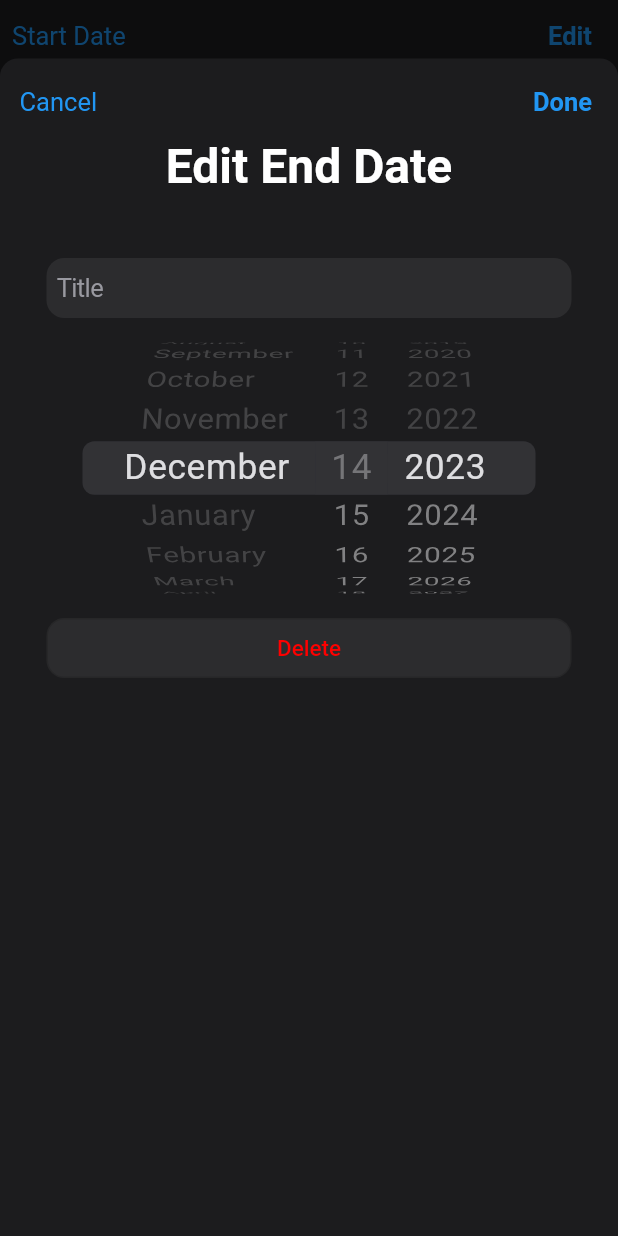
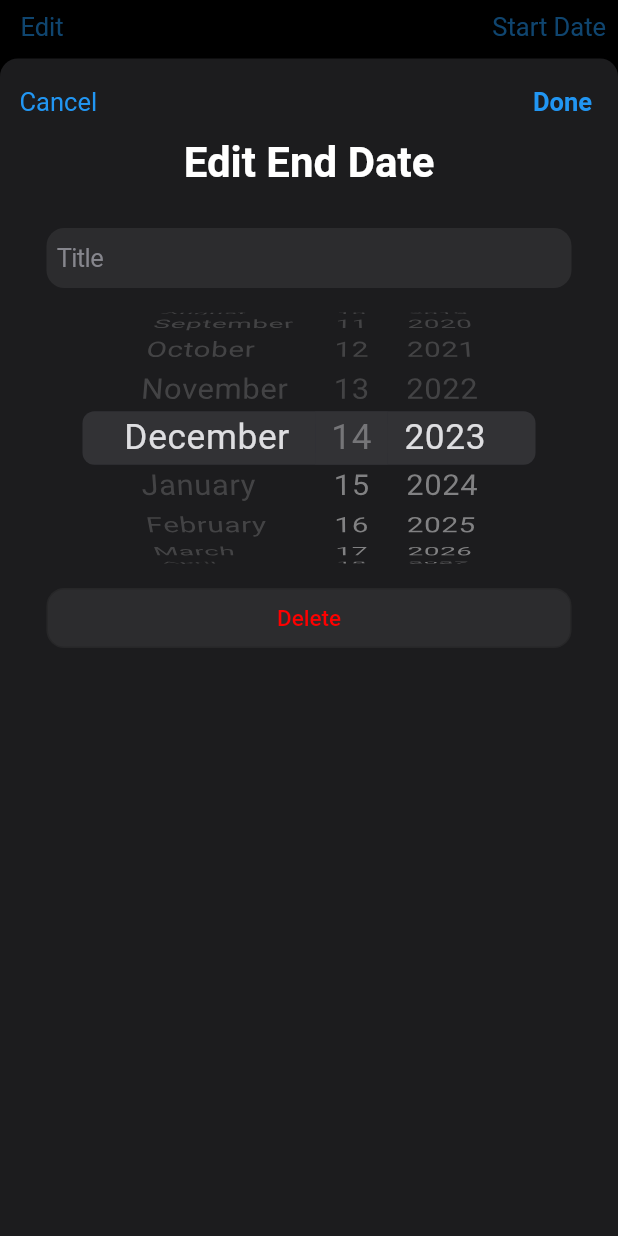
Before and after one commit to Tombiczek/Count-Days-Flutter, a Flutter app: the Timer screen opened directly with empty values, after a tap on "Edit", on a phone screen of 412 x 824 dp. Run offline on Flutter 3.47's test engine with Material 2 defaults, Android fonts, the phone set to English and light mode, and no system bars; drawn by our look-alikes of percent_indicator; our stand-ins replace shared_preferences; accounts and stored records are empty.

Commit message:
redesign strony timer

```diff
--- a/lib/alternative_units_widget.dart
+++ b/lib/alternative_units_widget.dart
@@ -22,7 +22,6 @@ class AlternativeUnitsWidget extends StatefulWidget {
 class _AlternativeUnitsWidgetState extends State<AlternativeUnitsWidget> {
   Duration remainingTime = const Duration(hours: 0);
   late Timer _timer;
-  bool isTimerFinished = false;
 
   void stopCountdown() {
     if (_timer.isActive) {
@@ -43,7 +42,6 @@ class _AlternativeUnitsWidgetState extends State<AlternativeUnitsWidget> {
         timer.cancel();
         stopCountdown();
         remainingTime = const Duration(days: -1);
-        isTimerFinished = true;
       }
     });
   }
@@ -111,12 +109,12 @@ class _AlternativeUnitsWidgetState extends State<AlternativeUnitsWidget> {
         mainAxisSize: MainAxisSize.min,
         crossAxisAlignment: CrossAxisAlignment.start,
         children: [
-          Text(
+          const Text(
             "Alternative Time Units:",
             style: TextStyle(
               fontSize: 18.0,
               fontWeight: FontWeight.normal,
-              color: isTimerFinished ? Colors.green : Colors.white,
+              color:Colors.white,
             ),
           ),
           const SizedBox(height: 10),
--- a/lib/countdown_widget.dart
+++ b/lib/countdown_widget.dart
@@ -76,10 +76,10 @@ Widget build(BuildContext context) {
         const SizedBox(height: 10), // Set vertical spacing between Text widgets to 50 pixels
         Text(
           "Of: ${(totalTime.inDays + 1)} ${totalTime.inDays == 0 ? 'day' : 'days'}",
-          style: TextStyle(
+          style: const TextStyle(
             fontSize: 18.0,
             fontWeight: FontWeight.normal,
-            color: isTimerFinished ? Colors.green : Colors.white,
+            color:Colors.white,
           ),
         ),
       ],
--- a/lib/percent_widget.dart
+++ b/lib/percent_widget.dart
@@ -64,7 +64,7 @@ double calculatePercentage() {
               lineHeight: 20.0,
               animation: false,
               percent: percentage,
-              backgroundColor: const Color.fromARGB(255, 44, 44, 46),
+              backgroundColor: const Color.fromARGB(255, 28, 28, 30),
               progressColor: isTimerFinished ? Colors.green : Colors.blue,
               barRadius: const Radius.circular(10),
               center: Text(
--- a/lib/timer_screen.dart
+++ b/lib/timer_screen.dart
@@ -106,16 +106,16 @@ class _Timer extends State<Timer> {
   String formattedStartDate = formatter.format(widget.dateStart);
 
   return Scaffold(
-      backgroundColor: const Color.fromARGB(255, 28, 28, 30),
-      body: SizedBox(
-        child: Column(
-          mainAxisAlignment: MainAxisAlignment.start,
-          crossAxisAlignment: CrossAxisAlignment.center,
-          children: [
-            Row(
-              mainAxisAlignment: MainAxisAlignment.spaceBetween,
-              crossAxisAlignment: CrossAxisAlignment.start,
-              children: [
+    backgroundColor: const Color.fromARGB(255, 0, 0, 0),
+    appBar: AppBar(
+      backgroundColor: const Color.fromARGB(255, 0, 0, 0),
+      titleTextStyle: const TextStyle(
+        color: Colors.white,
+        fontSize: 17,
+        fontWeight: FontWeight.bold,
+      ),
+      toolbarHeight: 35,
+      actions: <Widget>[
         TextButton(
           style: TextButton.styleFrom(
             splashFactory: NoSplash.splashFactory,
@@ -132,34 +132,61 @@ class _Timer extends State<Timer> {
             ),
           ),
         ),
-                TextButton(
+      ],
+      leading: TextButton(
         style: TextButton.styleFrom(
           splashFactory: NoSplash.splashFactory,
         ),
         onPressed: () {
-                    _bottomSheetPopUp(context, CountdownWidget(
+          _bottomSheetPopUp(
+            context,
+            CountdownWidget(
               dateInit: widget.dateInit,
               onStopCountdown: () {},
               dateStart: widget.dateStart,
-                    ));
+            ),
+          );
         },
         child: const Text(
           'Edit',
           style: TextStyle(
             fontSize: 17,
-                      fontWeight: FontWeight.bold,
+            fontWeight: FontWeight.normal,
           ),
         ),
       ),
-              ],
     ),
-            const SizedBox(height: 5),
+    body: SizedBox(
+      child: Column(
+        mainAxisAlignment: MainAxisAlignment.start,
+        crossAxisAlignment: CrossAxisAlignment.center,
+        children: [
+          Container(
+            height: 55,
+            decoration: const BoxDecoration(
+              border: Border(
+                bottom: BorderSide(color: Color.fromARGB(255, 48, 48, 51)),
+              ),
+            ),
+            margin: const EdgeInsets.only(left: 20.0),
+            child: const Align(
+              alignment: Alignment.centerLeft,
+                child: Text('Count Days',
+                style: TextStyle(
+                  fontSize: 28,
+                  fontWeight: FontWeight.bold,
+                  color: Colors.white
+                ),
+              ),
+            ),
+          ),
+          const SizedBox(height: 15),
           SizedBox(
             height: 80,
-              width: 370,
+            width: 360,
             child: Container(
               decoration: BoxDecoration(
-                  color: const Color.fromARGB(255, 44, 44, 46),
+                color: const Color.fromARGB(255, 28, 28, 30),
                 borderRadius: BorderRadius.circular(10),
               ),
               child: Center(
@@ -196,13 +223,14 @@ class _Timer extends State<Timer> {
             child: AlternativeUnitsWidget(
               dateInit: widget.dateInit,
               onStopCountdown: () {},
-              )
-            )
+            ),
+          ),
         ],
       ),
     ),
   );
 }
+
 
   Future _bottomSheetPopUp(BuildContext context, CountdownWidget countdownWidget) {
     _textEditingController.text = widget.globalTitle;
@@ -225,7 +253,6 @@ class _Timer extends State<Timer> {
             children: [
               Row(
                 mainAxisAlignment: MainAxisAlignment.spaceBetween,
-                crossAxisAlignment: CrossAxisAlignment.start,
                 children: [
                   TextButton(
                     onPressed: () {
@@ -264,11 +291,11 @@ class _Timer extends State<Timer> {
                 ],
               ),
               const SizedBox(
-                height: 80,
+                height: 60,
                 child: Text(
                   'Edit End Date',
                   style: TextStyle(
-                    fontSize: 32,
+                    fontSize: 28,
                     fontWeight: FontWeight.bold,
                     color: Colors.white,
                   ),
@@ -281,7 +308,7 @@ class _Timer extends State<Timer> {
                   controller: _textEditingController,
                   placeholder: widget.globalTitle.isEmpty ? 'Title' : '',
                   placeholderStyle: const TextStyle(
-                      color: Color.fromARGB(255, 153, 153, 160)),
+                      color: Color.fromARGB(255, 134, 134, 141)),
                   decoration: BoxDecoration(
                       color: const Color.fromARGB(255, 44, 44, 46),
                       borderRadius: BorderRadius.circular(12)),
@@ -396,11 +423,11 @@ class _Timer extends State<Timer> {
                 ],
               ),
               const SizedBox(
-                height: 50,
+                height: 40,
                 child: Text(
                   'Set Start Date',
                   style: TextStyle(
-                    fontSize: 32,
+                    fontSize: 28,
                     fontWeight: FontWeight.bold,
                     color: Colors.white,
                   ),
```
Also changed, not shown: lib/main.dart (+6 -3 lines), lib/settings.dart (+4 -5 lines), lib/start_button.dart (+19 -7 lines), lib/start_screen.dart (+0 -10 lines). Lines whose indentation alone changed are shown as unchanged.
